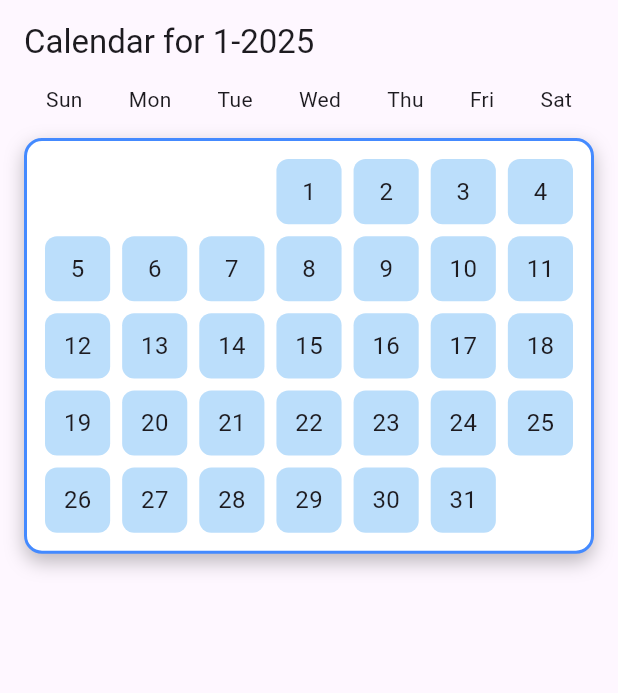
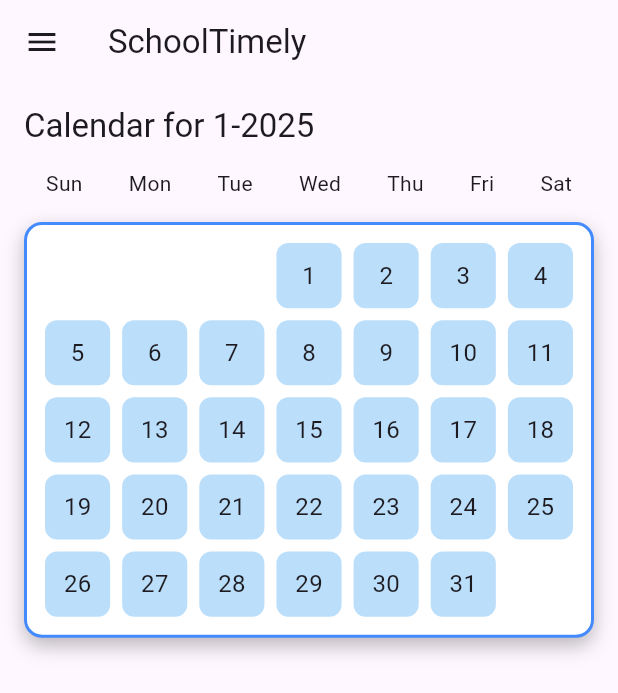
Before and after one commit to Sk1Gr1m/SchoolTimely, a Flutter app: the screen it shows after launch, on a phone screen of 412 x 824 dp. Shown: the top 693 px of the screen. Run offline on Flutter 3.47's test engine with Material 3 defaults, Android fonts, the light colour scheme and no system bars; our stand-ins replace table_calendar.

Commit message:
working burger menu.  waiting for daily school schedule page

```diff
--- /dev/null
+++ b/lib/home.dart
@@ -0,0 +1,75 @@
+import 'package:flutter/material.dart';
+import 'calendar_screen.dart';
+
+class MyHomePage extends StatefulWidget {
+  const MyHomePage({super.key, required this.title});
+
+  final String title;
+
+  @override
+  State<MyHomePage> createState() => _MyHomePageState();
+}
+
+class _MyHomePageState extends State<MyHomePage> {
+  int _selectedIndex = 0;
+  static const TextStyle optionStyle =
+  TextStyle(fontSize: 30, fontWeight: FontWeight.bold);
+  static  List<Widget> _widgetOptions = <Widget>[
+    CalendarScreen(),
+    Text(
+      'Index 2: School',
+      style: optionStyle,
+    ),
+  ];
+
+  void _onItemTapped(int index) {
+    setState(() {
+      _selectedIndex = index;
+    });
+  }
+
+  @override
+  Widget build(BuildContext context) {
+    return Scaffold(
+      appBar: AppBar(
+        title: Text(widget.title),
+        leading: Builder(
+          builder: (context) {
+            return IconButton(
+              icon: const Icon(Icons.menu),
+              onPressed: () {
+                Scaffold.of(context).openDrawer();
+              },
+            );
+          },
+        ),
+      ),
+      body: Center(
+        child: _widgetOptions[_selectedIndex],
+      ),
+      drawer: Drawer(
+        child: ListView(
+          padding: EdgeInsets.zero,
+          children: [
+            ListTile(
+              title: const Text('Home'),
+              selected: _selectedIndex == 0,
+              onTap: () {
+                _onItemTapped(0);
+                Navigator.pop(context); //closes it
+              },
+            ),
+            ListTile(
+              title: const Text('School'),
+              selected: _selectedIndex == 1,
+              onTap: () {
+                _onItemTapped(1);
+                Navigator.pop(context);//again closes
+              },
+            ),
+          ],
+        ),
+      ),
+    );
+  }
+}
--- a/lib/main.dart
+++ b/lib/main.dart
@@ -1,5 +1,5 @@
 import 'package:flutter/material.dart';
-import 'calendar_screen.dart';
+import 'home.dart';
 
 void main() {
   runApp(MyApp());
@@ -13,7 +13,7 @@
         primarySwatch: Colors.blue,
       ),// easier colour manipulation
 
-        home: CalendarScreen(),
+        home: MyHomePage(title: 'SchoolTimely'),
     );
   }
 }
```
